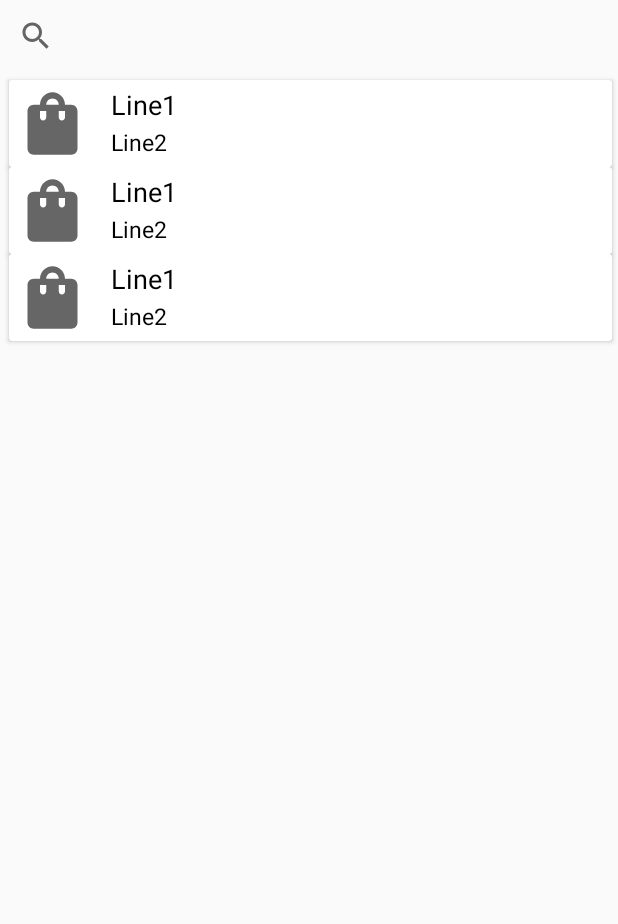
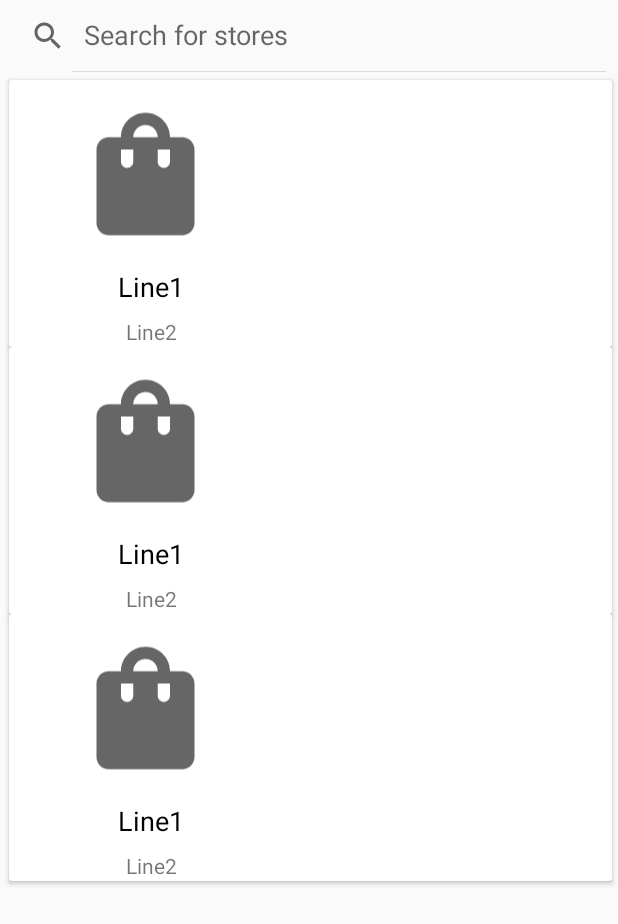
Before and after one commit to borlikk/ShoppingAID, an Android app: the layout fragment_home.xml on its own in the app's theme, with its tools: preview values and no code run, on a phone screen of 412 x 824 dp. Shown: the top 924 px of the screen. Run offline under Robolectric (Android 15) with nearby library versions, the phone set to English and light mode, and no system bars.

Commit message:
tema, cartas arranjadas

```diff
--- a/app/src/main/java/com/onehitwonders/startpage/ShoppingDao.kt
+++ b/app/src/main/java/com/onehitwonders/startpage/ShoppingDao.kt
@@ -83,4 +83,8 @@ interface ShoppingDao {
     @Transaction
     @Query("SELECT * FROM Shopping")
     suspend fun shopping(): List<Shopping>
+
+    @Transaction
+    @Query("SELECT * FROM Shopping WHERE idShopping = :id ")
+    suspend fun map(id: Int?): List<Shopping>
 }
--- a/app/src/main/java/com/onehitwonders/startpage/ShoppingPage.kt
+++ b/app/src/main/java/com/onehitwonders/startpage/ShoppingPage.kt
@@ -23,7 +23,7 @@ class ShoppingPage: AppCompatActivity(), AdapterRecycler.OnItemClickListener{
         lifecycleScope.launch {
             val listShopping = dao.searchShopping(nomeShopping)
             shoppingname.text = listShopping.first().name
-            horario.text = listShopping.first().horarioShopping
+            shoppinghorario2.text = listShopping.first().horarioShopping
 
             val listLojas = dao.searchLojas(listShopping.first().idShopping)
 
--- a/app/src/main/res/layout/fragment_home.xml
+++ b/app/src/main/res/layout/fragment_home.xml
@@ -13,21 +13,24 @@
             android:id="@+id/barraPesquisa"
             android:layout_width="match_parent"
             android:layout_height="wrap_content"
+            android:clickable="true"
+            android:focusedByDefault="true"
+            android:iconifiedByDefault="false"
             android:queryHint="Search for stores" />
 
         <androidx.recyclerview.widget.RecyclerView
             android:id="@+id/shopRecyclerView"
             android:layout_width="409dp"
-            android:layout_height="681dp"
-            android:padding="4dp"
-            android:clipToPadding="false"
-            tools:listitem="@layout/loja_row"
+            android:layout_height="match_parent"
             android:layout_below="@+id/barraPesquisa"
             android:layout_alignParentStart="true"
             android:layout_alignParentEnd="true"
             android:layout_marginStart="2dp"
             android:layout_marginTop="1dp"
-            android:layout_marginEnd="0dp" />
+            android:layout_marginEnd="0dp"
+            android:clipToPadding="false"
+            android:padding="4dp"
+            tools:listitem="@layout/loja_row" />
 
     </RelativeLayout>
 
--- a/app/src/main/res/layout/loja_row.xml
+++ b/app/src/main/res/layout/loja_row.xml
@@ -1,42 +1,48 @@
 <?xml version="1.0" encoding="utf-8"?>
 <androidx.cardview.widget.CardView xmlns:android="http://schemas.android.com/apk/res/android"
+    xmlns:app="http://schemas.android.com/apk/res-auto"
     android:layout_width="match_parent"
-    android:layout_height="wrap_content">
+    android:layout_height="wrap_content"
+    app:cardBackgroundColor="#FFFFFF">
 
     <RelativeLayout
-        android:layout_width="wrap_content"
-        android:layout_height="wrap_content"
-        android:layout_margin="4dp">
+        android:layout_width="144dp"
+        android:layout_height="170dp"
+        android:layout_margin="4dp"
+        android:background="#FFFFFF"
+        android:backgroundTint="#FFFFFF"
+        android:paddingStart="38dp"
+        android:paddingEnd="0dp">
 
         <ImageView
             android:id="@+id/lojaImage"
-            android:layout_width="50dp"
-            android:layout_height="50dp"
+            android:layout_width="117dp"
+            android:layout_height="117dp"
             android:layout_marginEnd="8dp"
             android:contentDescription="imageBag"
             android:src="@drawable/ic_baseline_shopping_bag_24" />
 
         <TextView
             android:id="@+id/lojaName"
-            android:layout_width="wrap_content"
+            android:layout_width="124dp"
             android:layout_height="wrap_content"
-            android:layout_marginStart="6dp"
-            android:layout_toEndOf="@id/lojaImage"
+            android:layout_below="@+id/lojaImage"
+            android:layout_marginTop="4dp"
             android:text="Line1"
+            android:textAlignment="center"
+            android:textAllCaps="false"
             android:textColor="@android:color/black"
             android:textSize="18sp" />
 
         <TextView
             android:id="@+id/lojaPiso"
-            android:layout_width="wrap_content"
+            android:layout_width="112dp"
             android:layout_height="wrap_content"
             android:layout_below="@+id/lojaName"
-            android:layout_marginStart="6dp"
-            android:layout_marginTop="2dp"
-            android:layout_toEndOf="@id/lojaImage"
+            android:layout_marginTop="8dp"
             android:text="Line2"
-            android:textColor="@android:color/black"
-            android:textSize="15sp" />
+            android:textAlignment="center"
+            android:textSize="14sp" />
 
     </RelativeLayout>
 
--- a/app/src/main/res/layout/shoppinginfo.xml
+++ b/app/src/main/res/layout/shoppinginfo.xml
@@ -58,7 +58,7 @@
                 android:textSize="24sp" />
 
             <TextView
-                android:id="@+id/horario"
+                android:id="@+id/shoppinghorario2"
                 android:layout_width="match_parent"
                 android:layout_height="match_parent"
                 android:layout_marginStart="10dp"
--- a/app/src/main/res/values/colors.xml
+++ b/app/src/main/res/values/colors.xml
@@ -1,6 +1,6 @@
 <?xml version="1.0" encoding="utf-8"?>
 <resources>
-    <color name="colorPrimary">#6200EE</color>
-    <color name="colorPrimaryDark">#3700B3</color>
+    <color name="colorPrimary">#686868</color>
+    <color name="colorPrimaryDark">#515151</color>
     <color name="colorAccent">#03DAC5</color>
 </resources>
```
Also changed, not shown: app/src/main/java/com/onehitwonders/startpage/fragments/AboutFragment.kt (+16 -0 lines), app/src/main/java/com/onehitwonders/startpage/fragments/HomeFragment.kt (+5 -3 lines), app/src/main/java/com/onehitwonders/startpage/fragments/MapFragment.kt (+18 -1 lines), app/src/main/res/layout/fragment_about.xml (+22 -24 lines), app/src/main/res/layout/item_view_pager.xml (+4 -4 lines).
